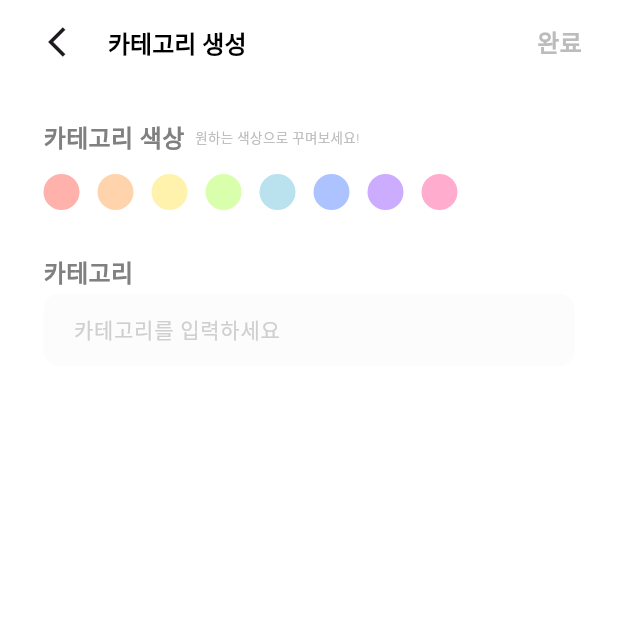
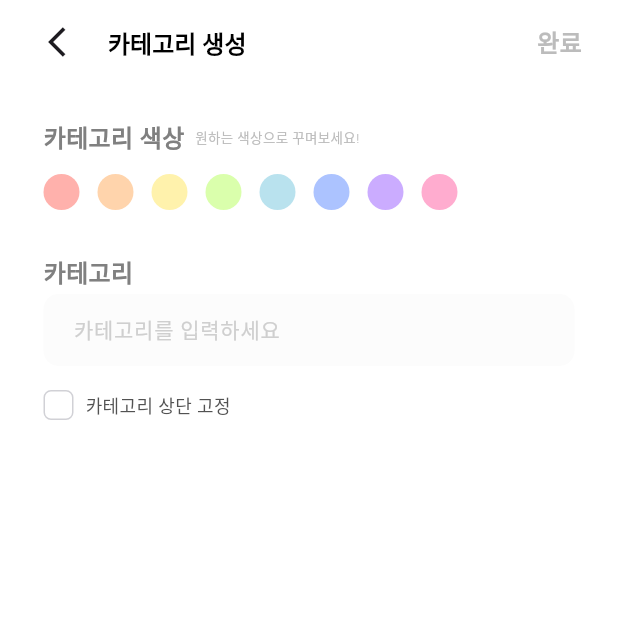
Before and after one commit to peep-todo/peep-todo-frontend, a Flutter app: the AddCategory screen opened by its route, on a phone screen of 412 x 824 dp, the top half of it. Run offline on Flutter 3.47's test engine with Material 3 defaults, Android fonts, the phone set to English and light mode, and no system bars; our stand-ins replace dotted_border, dropdown_button2, flutter_svg, get, lottie, pie_chart and 2 more; Roboto replaces fonts that are missing (SFPro).

Commit message:
fix: 팀 프로젝트 카테고리, 일정 변경사항 수정

```diff
--- a/todo_peep/lib/controllers/team_task_controller.dart
+++ b/todo_peep/lib/controllers/team_task_controller.dart
@@ -3,6 +3,7 @@ import 'package:intl/intl.dart';
 
 class TeamTaskController extends GetxController {
   RxString category = "".obs;
+  RxBool categoryPin = false.obs;
   RxString schedule = "".obs;
   RxString assignedTo = "".obs;
   RxString start = ''.obs;
@@ -22,6 +23,7 @@ class TeamTaskController extends GetxController {
 
   void initializeProject() {
     category = "".obs;
+    categoryPin = false.obs;
     schedule = "".obs;
     assignedTo = "".obs;
     start = "".obs;
@@ -82,6 +84,11 @@ class TeamTaskController extends GetxController {
     categoryallFinished();
   }
 
+  void onCategoryPinToggle() {
+    categoryPin.value = !categoryPin.value;
+    allFinished();
+  }
+
   void categoryallFinished() {
     if (categoryName != ''.obs && categoryColor != ''.obs) {
       categoryAllFinished(true);
--- a/todo_peep/lib/screens/team/add_category.dart
+++ b/todo_peep/lib/screens/team/add_category.dart
@@ -155,6 +155,44 @@ class AddCategory extends GetView<TeamTaskController> {
                     ),
                     onChanged: controller.onCategoryNameChanged,
                   ),
+                  const SizedBox(height: 16),
+                  Row(
+                    children: [
+                      GestureDetector(
+                        onTap: controller.onCategoryPinToggle,
+                        child: Container(
+                          width: 20,
+                          height: 20,
+                          decoration: BoxDecoration(
+                            shape: BoxShape.rectangle, // 체크박스 모양 (사각형)
+                            borderRadius: BorderRadius.circular(5), // 모서리 둥글기
+                            border: Border.all(
+                              color: controller.categoryPin.value
+                                  ? const Color(0xff424656)
+                                  : const Color(0xffD1D1D6), // 체크 여부에 따른 테두리 색상
+                              width: 1,
+                            ),
+                            color: controller.categoryPin.value
+                                ? const Color(0xff424656)
+                                : Colors.white, // 체크 여부에 따른 배경색
+                          ),
+                          child: controller.categoryPin.value
+                              ? const Icon(Icons.check,
+                                  size: 18, color: Colors.white)
+                              : null,
+                        ),
+                      ),
+                      const SizedBox(width: 8),
+                      const Text(
+                        "카테고리 상단 고정",
+                        style: TextStyle(
+                          fontSize: 12,
+                          fontWeight: FontWeight.w400,
+                          color: Color(0xff525252),
+                        ),
+                      ),
+                    ],
+                  ),
                 ],
               ),
             ),
--- a/todo_peep/lib/screens/team/team_detail.dart
+++ b/todo_peep/lib/screens/team/team_detail.dart
@@ -158,8 +158,9 @@ class TeamDetail extends StatelessWidget {
             padding: const EdgeInsets.only(left: 24), // 뒤로가기 버튼 패딩 조절
             child: IconButton(
               icon: const Icon(Icons.arrow_back_ios),
-              onPressed: () {
-                Get.back();
+              onPressed: () async {
+                navController.changeBottomNav(2);
+                await Get.toNamed("/");
               },
             ),
           ),
```
